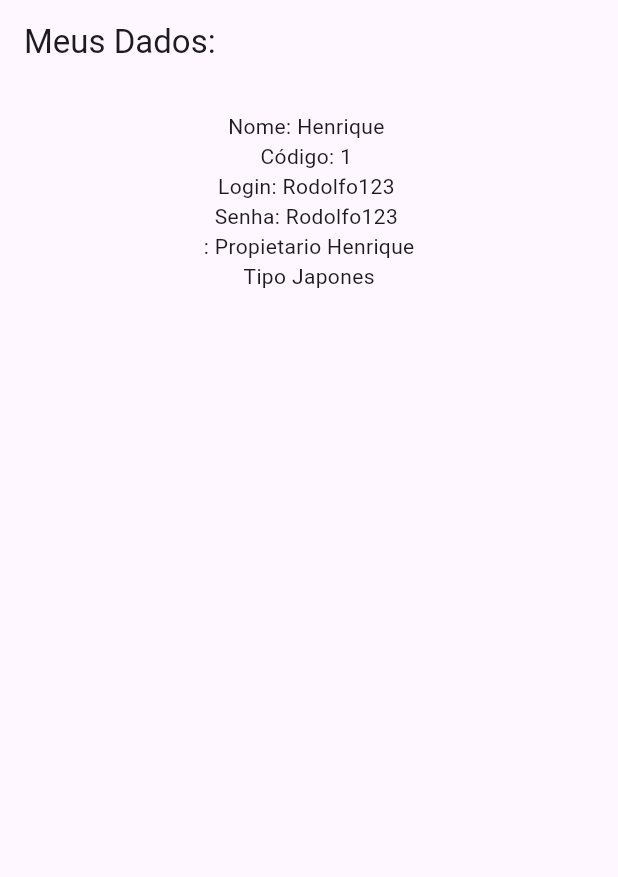
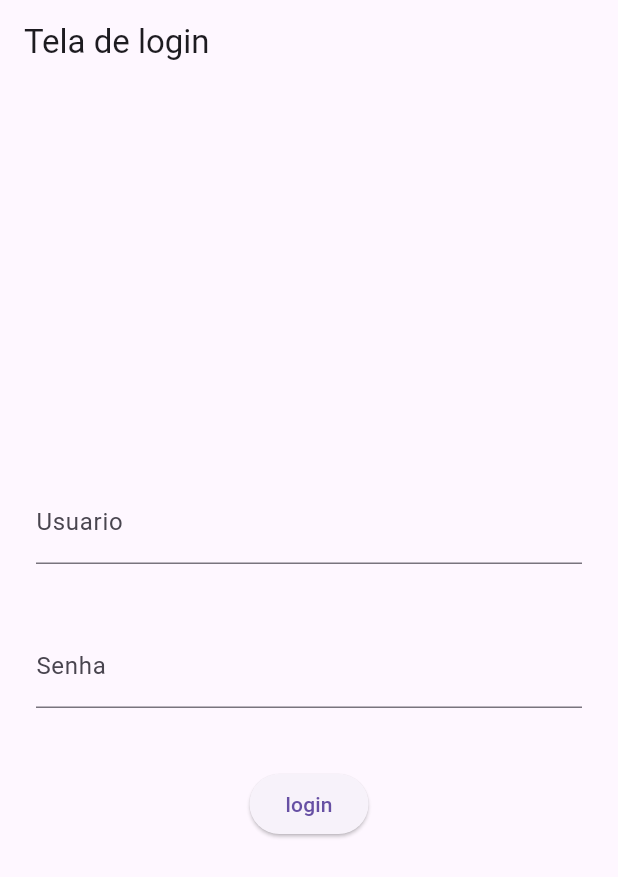
Before and after one commit to HenriqueGomes2006/mimpedir-, a Flutter app: the screen it shows after launch, on a phone screen of 412 x 824 dp. Shown: the top 877 px of the screen. Run offline on Flutter 3.47's test engine with Material 3 defaults, Android fonts, the phone set to English and light mode, and no system bars; accounts and stored records are empty.

Commit message:
criando telas de home e login com funcionamento básico sem bancdo de dados

```diff
--- a/lib/main.dart
+++ b/lib/main.dart
@@ -1,5 +1,5 @@
 import 'package:flutter/material.dart';
-import 'package:mimpedir/usuario.dart';
+import 'tela_login.dart';
 import 'tipo.dart';
 import 'restaurante.dart';
 
@@ -13,47 +13,10 @@ class MyApp extends StatelessWidget {
   // This widget is the root of your application.
   @override
   Widget build(BuildContext context) {
-    Usuario u = Usuario(
-      codigo: 1,
-      login: "Rodolfo123",
-      nome: "Henrique",
-      senha: "@senhaforte123"
-    );
-
-    Tipo t = Tipo(
-      codigo: 1,
-      nome: "Japones"
-    );
-
-    Restaurante r = Restaurante(
-      codigo: 1,
-      nome: "Faustão Restaurante",
-      latitude: "21.5521",
-      longitude: "23.2144",
-      proprietario: u,
-      tipo: t
-    );
 
     return MaterialApp(
-     home: Scaffold(
-       appBar: AppBar (
-          title: const Text("Meus Dados: ")
-       ),
-       body: Center(
-         child: Padding(padding : const EdgeInsets.all(18.30),
-         child: Column(
-           children: [
-             Text("Nome: ${u.nome} "),
-             Text("Código: ${u.codigo} "),
-             Text("Login: ${u.login} "),
-             Text("Senha: ${u.senha} "),
-             Text(": Propietario ${r.proprietario?.nome}"),
-             Text("Tipo ${r.tipo?.nome}")
-           ],
-         ),
-         ),
-       ),
-     ),
+    debugShowCheckedModeBanner: false,
+      home: TelaLogin(),
     );
   }
 }
--- /dev/null
+++ b/lib/tela_home.dart
@@ -0,0 +1,15 @@
+import 'package:flutter/material.dart';
+
+class TelaHome extends StatelessWidget{
+  TelaHome({super.key});
+
+ @override
+  Widget build(BuildContext context) {
+    return Scaffold(
+      appBar: AppBar(title: const Text('Tela Home')),
+      body: Center(
+        child: Text('Seja bem vindo ao Mim Pedir!!!'),
+      )
+    );
+  }
+}
--- /dev/null
+++ b/lib/tela_login.dart
@@ -0,0 +1,58 @@
+import 'package:flutter/material.dart';
+import 'usuario.dart';
+import 'tela_home.dart';
+
+class TelaLogin extends StatelessWidget{
+  TelaLogin({super.key});
+
+  final TextEditingController usuarioController = TextEditingController();
+  final TextEditingController senhaController = TextEditingController();
+
+  Usuario u = Usuario(
+    codigo: 1,
+    senha: "@senhaforte123",
+      login: 'admin',
+    nome: 'Administrador'
+  );
+
+  @override
+  Widget build(BuildContext context) {
+   return Scaffold(
+     appBar: AppBar(title: const Text("Tela de login")),
+     body: Padding(padding: const EdgeInsets.all(24.0),
+       child: Column(
+             mainAxisAlignment: MainAxisAlignment.center,
+             children: [
+             TextField(
+               decoration: const InputDecoration(labelText: "Usuario"),
+               controller: usuarioController,
+             ),
+               const SizedBox(height: 40),
+               TextField(
+                 decoration: const InputDecoration(labelText: "Senha"),
+                 obscureText: true,
+                 controller: senhaController,
+               ),
+                const SizedBox(height: 40),
+               ElevatedButton(onPressed: (){
+
+                 if(u.login == usuarioController.text && u.senha == senhaController.text){
+                   Navigator.push(context,
+                       MaterialPageRoute(builder: (context) => TelaHome())
+                   );
+                 }else{
+                   ScaffoldMessenger.of(context).showSnackBar(
+                       SnackBar(content: Text("Login: ou senha invalidos!!"))
+                   );
+
+                 }
+
+
+               }, child: const Text("login"))
+             ],
+           ),
+
+       )
+   );
+  }
+}
```
